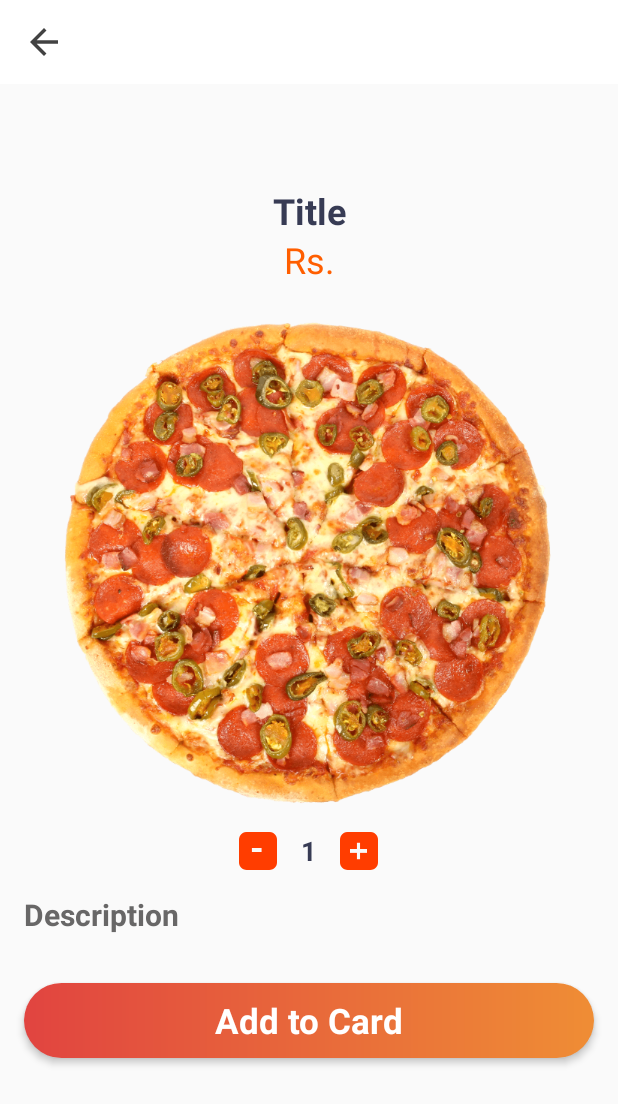
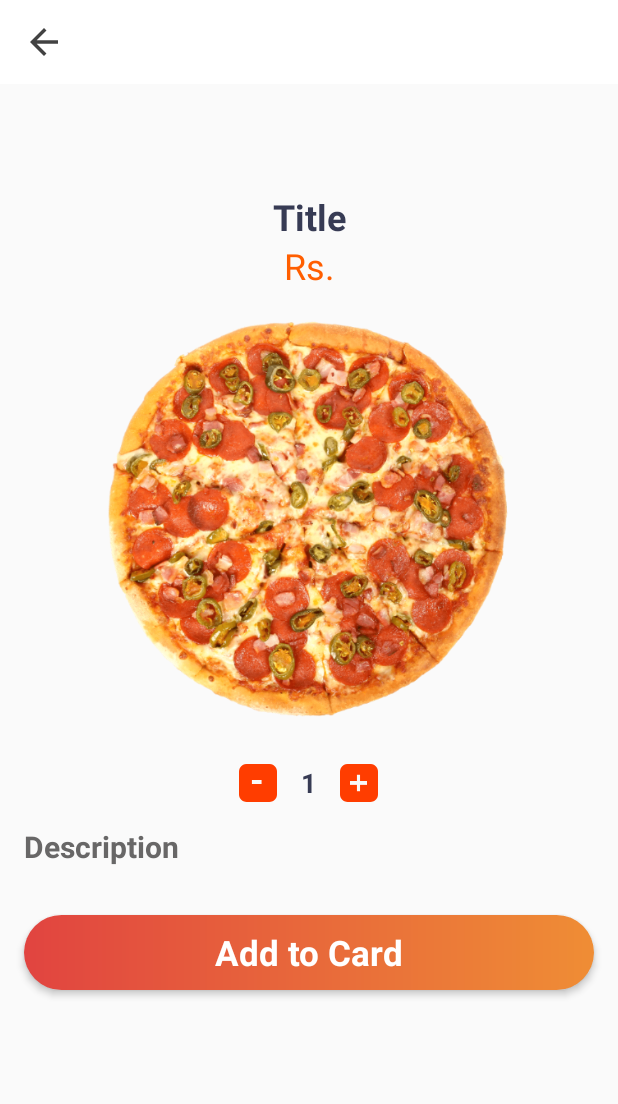
Before and after one commit to sauravyadav1958/FoodShades, an Android app: the layout activity_show_detail.xml on its own in the app's theme, with its tools: preview values and no code run, on a phone screen of 412 x 824 dp. Shown: the top 1104 px of the screen. Run offline under Robolectric (Android 15) with nearby library versions, the phone set to English and light mode, and no system bars.

Commit message:
showDetails changes

```diff
--- a/app/src/main/res/layout/activity_show_detail.xml
+++ b/app/src/main/res/layout/activity_show_detail.xml
@@ -44,11 +44,12 @@
         <ImageView
             android:id="@+id/foodPic"
             android:layout_width="match_parent"
-            android:layout_height="wrap_content"
+            android:layout_height="300dp"
             app:srcCompat="@drawable/pizza1" />
 
         <LinearLayout
             android:layout_width="match_parent"
+            android:layout_marginTop="16dp"
             android:layout_height="match_parent"
             android:gravity="center"
             android:orientation="horizontal">
```
